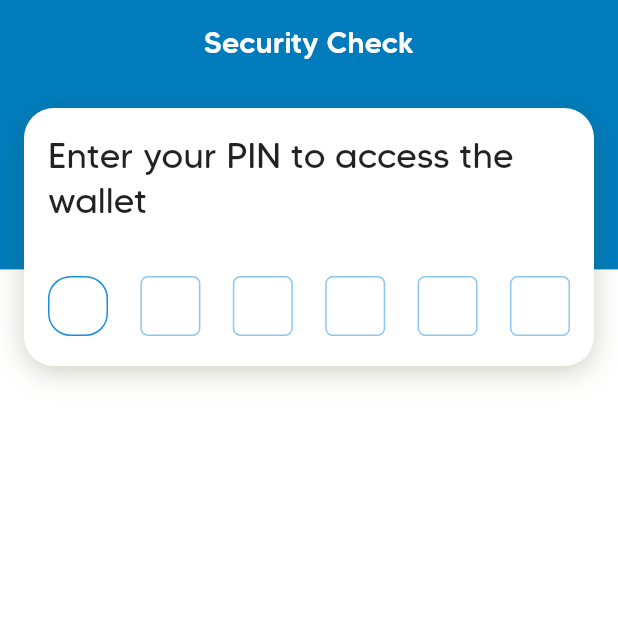
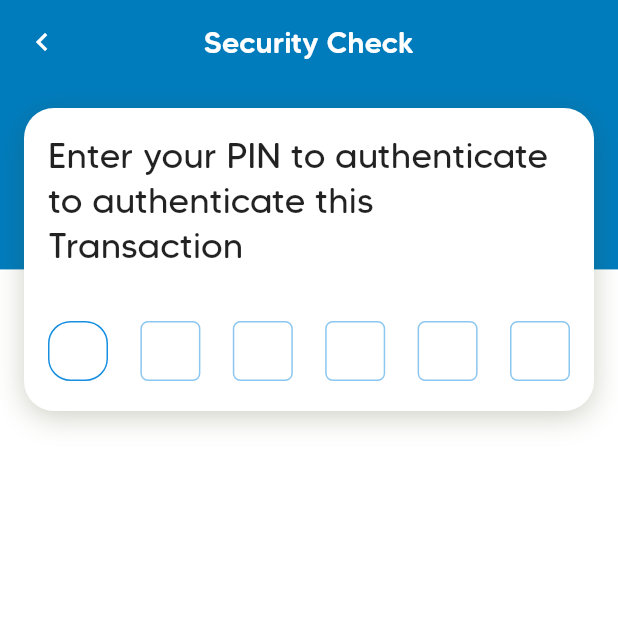
Before and after one commit to AxiaCoin/axia-network-v2-axwallet, a Flutter app: the DeviceAuthPage screen opened directly, on a phone screen of 412 x 824 dp, the top half of it. Run offline on Flutter 3.47's test engine with Material 2 defaults, Android fonts, the phone set to English and light mode, and no system bars; our stand-ins replace device_info_plus, flutter_speed_dial, flutter_svg, get, get_storage, hex and 7 more; missing offline and left inert: bip39, coinslib, encrypt, qr_code_scanner, web3dart; accounts and stored records are empty.

Commit message:
bug fixes

```diff
--- a/lib/currencies/ethereum.dart
+++ b/lib/currencies/ethereum.dart
@@ -17,6 +17,7 @@ class Ethereum implements Currency {
     coinType: 60,
     rate: 1,
     change: "1",
+    selected: true,
   );
 
   @override
@@ -110,7 +111,7 @@ class Ethereum implements Currency {
           time: DateTime.fromMillisecondsSinceEpoch(
               int.parse(e["timeStamp"]) * 1000),
           hash: e["hash"],
-          fee: double.parse(e["gasUsed"]) / wei,
+          fee: double.parse(e["gasUsed"]) * double.parse(e["gasPrice"]) / wei,
         ),
       );
     });
--- a/lib/main.dart
+++ b/lib/main.dart
@@ -17,7 +17,7 @@ initServices() async {
   // Get.changeTheme(Get.isDarkMode ? lightTheme : darkTheme);
   await GetStorage.init();
   StorageService.instance.init();
-  StorageService.instance.clearTokens();
+  // StorageService.instance.clearTokens();
   // earn opinion sketch humble turn unaware keep defy what clay tip tribe
   // bone erase document label member evolve sense absent smoke dumb foster daring
 }
--- a/lib/pages/device_auth.dart
+++ b/lib/pages/device_auth.dart
@@ -1,6 +1,7 @@
 import 'package:flutter/material.dart';
 import 'package:flutter/services.dart';
 import 'package:get/get.dart';
+import 'package:local_auth/auth_strings.dart';
 import 'package:local_auth/local_auth.dart';
 import 'package:pinput/pin_put/pin_put.dart';
 import 'package:wallet/code/constants.dart';
@@ -25,13 +26,16 @@ class _DeviceAuthPageState extends State<DeviceAuthPage> {
   var localAuth = LocalAuthentication();
   bool canCheckBiometrics = false;
   bool isValid = false;
+  bool isSettingUp = Get.currentRoute == "/";
 
   initAuthentication() async {
     canCheckBiometrics = await Services().canCheckBiometrics();
     setState(() {});
     if (canCheckBiometrics && StorageService.instance.useBiometric!) {
       bool success = await localAuth.authenticate(
-          localizedReason: "Please authenticate to continue to wallet",
+          localizedReason: isSettingUp
+              ? "Please authenticate to continue to wallet"
+              : "Please authenticate this Transaction",
           biometricOnly: false);
       if (success) {
         successful();
@@ -58,7 +62,7 @@ class _DeviceAuthPageState extends State<DeviceAuthPage> {
   }
 
   successful() async {
-    if (Get.currentRoute == "/") {
+    if (isSettingUp) {
       String mnemonic = StorageService.instance.readMnemonic()!;
       CommonWidgets.waitDialog();
       await services.initWallet(mnemonic);
@@ -91,6 +95,7 @@ class _DeviceAuthPageState extends State<DeviceAuthPage> {
       appBar: AppBar(
         title: Text("Security Check"),
         centerTitle: true,
+        leading: CommonWidgets.backButton(context),
       ),
       body: SafeArea(
         child: Stack(
@@ -107,7 +112,9 @@ class _DeviceAuthPageState extends State<DeviceAuthPage> {
                 mainAxisSize: MainAxisSize.min,
                 children: [
                   Text(
-                    "Enter your PIN to access the wallet",
+                    isSettingUp
+                        ? "Enter your PIN to access your Wallet"
+                        : "Enter your PIN to authenticate to authenticate this Transaction",
                     style: context.textTheme.headline5,
                   ),
                   SizedBox(
--- a/lib/widgets/transactions.dart
+++ b/lib/widgets/transactions.dart
@@ -64,7 +64,7 @@ class TransactionsPage extends StatelessWidget {
                   height: 4,
                 ),
                 OnboardWidgets.subtitle(
-                    "Fee: ${transaction.fee} ${coinData.unit}"),
+                    "Fee: ${FormatText.roundOff(transaction.fee)} ${coinData.unit}"),
               ],
             ),
           ),
```
Also changed, not shown: lib/pages/receive.dart (+6 -3 lines), lib/pages/send.dart (+56 -19 lines), lib/widgets/number_keyboard.dart (+6 -6 lines), assets/icons/copy.svg (added), assets/icons/share_android.svg (added), assets/icons/share_ios.svg (added), assets/icons/tag.svg (added).
